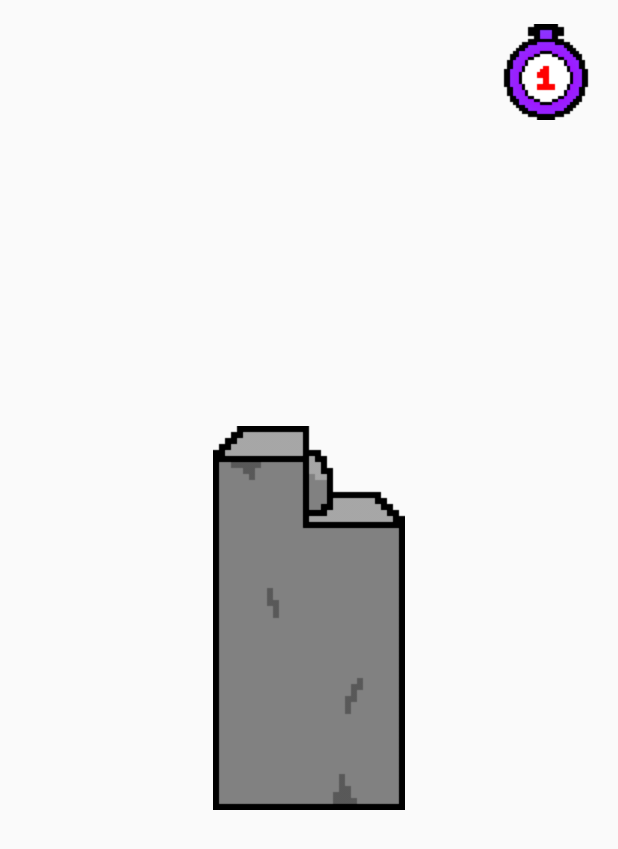
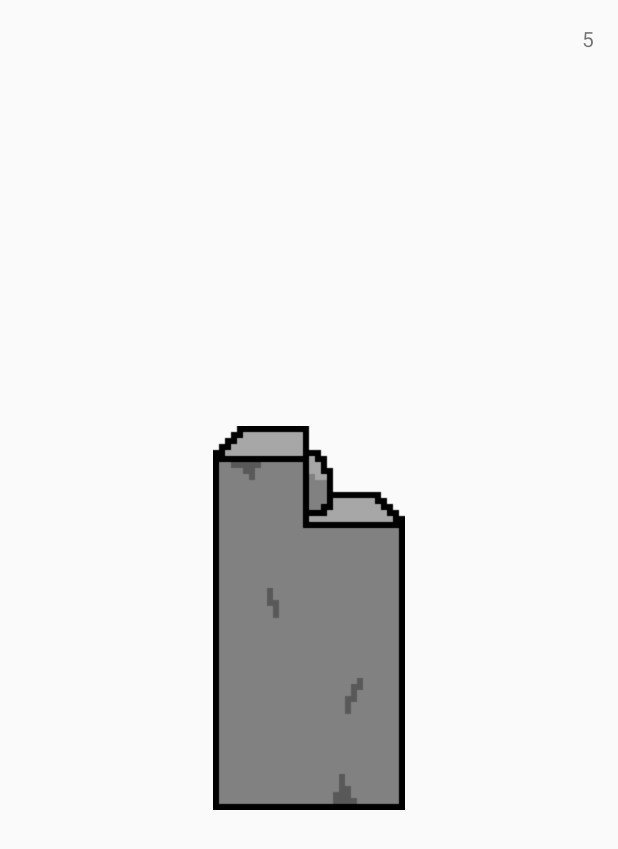
Before and after one commit to SpookySkelemen/Mikrospiele, an Android app: the ChiselActivity screen opened directly, with no data from a screen before it, after a tap on an icon or button, on a phone screen of 412 x 824 dp. Shown: the top 849 px of the screen. Run offline under Robolectric (Android 15) with nearby library versions, the phone set to English and light mode, and no system bars.

Commit message:
i hate my life but less so than before why does updating a textview make everything crash i mean jesus its text not a giant math algorithm

```diff
--- a/app/src/main/AndroidManifest.xml
+++ b/app/src/main/AndroidManifest.xml
@@ -21,7 +21,7 @@
         <activity android:name=".ChiselActivity" />
         <activity android:name=".NoseActivity" />
         <activity android:name=".GameOverActivity" />
-        <activity android:name=".DuelActivity"></activity>
+        <activity android:name=".DuelActivity" />
     </application>
 
 </manifest>
--- a/app/src/main/java/com/willbergs/mikrospiele/ChiselActivity.java
+++ b/app/src/main/java/com/willbergs/mikrospiele/ChiselActivity.java
@@ -3,16 +3,22 @@ package com.willbergs.mikrospiele;
 import android.app.Activity;
 import android.content.Intent;
 import android.os.Bundle;
+import android.os.CountDownTimer;
 import android.view.View;
+import android.view.ViewGroup;
 import android.widget.ImageButton;
-import android.widget.ImageView;
+import android.widget.TextView;
 
 public class ChiselActivity extends Activity {
 
 
     protected int progress;
-    protected ImageView timer;
-
+//    protected ImageView timer;
+    protected Thread myThread;
+    protected ViewGroup mainScrn;
+    protected CountDownTimer timer;
+    protected TextView timerTxt;
+    protected int time;
 
     @Override
     protected void onCreate(Bundle savedInstanceState) {
@@ -20,8 +26,9 @@ public class ChiselActivity extends Activity {
         setContentView(R.layout.activity_chisel);
 
         progress = 0;
-        timer = (ImageView) (findViewById(R.id.imgTimer));
-        Thread myThread = new Thread() {
+ //       timer = (ImageView) (findViewById(R.id.imgTimer));
+        mainScrn = (ViewGroup) (findViewById(R.id.activity_chisel));
+        /*myThread = new Thread() {
             @Override
             public void run() {
                 runOnUiThread(new Runnable() {
@@ -30,12 +37,16 @@ public class ChiselActivity extends Activity {
                         try {
                             sleep(1000);
                             timer.setImageResource(R.drawable.timer4);
+                            mainScrn.invalidate();
                             sleep(1000);
                             timer.setImageResource(R.drawable.timer3);
+                            mainScrn.invalidate();
                             sleep(1000);
                             timer.setImageResource(R.drawable.timer2);
+                            mainScrn.invalidate();
                             sleep(1000);
                             timer.setImageResource(R.drawable.timer1);
+                            mainScrn.invalidate();
                             end();
                         } catch (InterruptedException e) {
                             e.printStackTrace();
@@ -43,8 +54,28 @@ public class ChiselActivity extends Activity {
                     }
                 });
             }
-            };
-        myThread.start();
+            }; */
+        // mainScrn = (ViewGroup) (findViewById(R.id.activity_chisel));
+
+        time = 5;
+        timerTxt = (TextView) (findViewById(R.id.txtTimer));
+        timer = new CountDownTimer(5000, 1000) {
+            @Override
+            public void onTick(long l) {
+                time--;
+            }
+
+            @Override
+            public void onFinish() {
+                end();
+            }
+        };
+    }
+
+
+    public void start (){
+        // myThread.start();
+        timer.start();
     }
 
 
@@ -53,6 +84,7 @@ public class ChiselActivity extends Activity {
         if (progress == 0) {
             chiselBtn.setImageResource(R.drawable.chisel2);
             progress++;
+            start();
         } else if (progress == 1) {
             chiselBtn.setImageResource(R.drawable.chisel3);
             progress++;
@@ -82,7 +114,9 @@ public class ChiselActivity extends Activity {
         if (progress < 7) {
             TransitionActivity.lives = TransitionActivity.lives - 1;
         }
-        Intent myIntent = new Intent(getApplicationContext(), TransitionActivity.class);
+
+        Intent myIntent = new Intent(getApplicationContext(), MainActivity.class);
         startActivity(myIntent);
+        finish();
     }
 }
--- a/app/src/main/java/com/willbergs/mikrospiele/MainActivity.java
+++ b/app/src/main/java/com/willbergs/mikrospiele/MainActivity.java
@@ -22,7 +22,7 @@ public class MainActivity extends Activity {
 
 
     public void toBegin (View view) {
-        Intent transitionIntent = new Intent(getApplicationContext(), TransitionActivity.class);
+        Intent transitionIntent = new Intent(getApplicationContext(), ChiselActivity.class);
         startActivity(transitionIntent);
         finish();
     }
--- a/app/src/main/res/layout/activity_chisel.xml
+++ b/app/src/main/res/layout/activity_chisel.xml
@@ -20,11 +20,11 @@
         android:onClick="chisel"
         android:src="@drawable/chisel1" />
 
-    <ImageView
-        android:id="@+id/imgTimer"
+    <TextView
+        android:id="@+id/txtTimer"
         android:layout_width="wrap_content"
         android:layout_height="wrap_content"
+        android:layout_centerHorizontal="true"
         android:layout_alignParentRight="true"
-        android:layout_alignParentTop="true"
-        android:src="@drawable/timer5" />
+        android:text="5"/>
 </RelativeLayout>
--- a/app/src/main/res/layout/activity_help.xml
+++ b/app/src/main/res/layout/activity_help.xml
@@ -23,4 +23,10 @@
         android:layout_width="match_parent"
         android:layout_height="wrap_content"
         android:text="@string/help_text"/>
+
+    <Button
+        android:layout_width="wrap_content"
+        android:layout_height="wrap_content"
+        android:text="Back"
+        android:onClick="toMainActivity"/>
 </LinearLayout>
```
Also changed, not shown: app/src/main/java/com/willbergs/mikrospiele/HelpActivity.java (+9 -0 lines).
